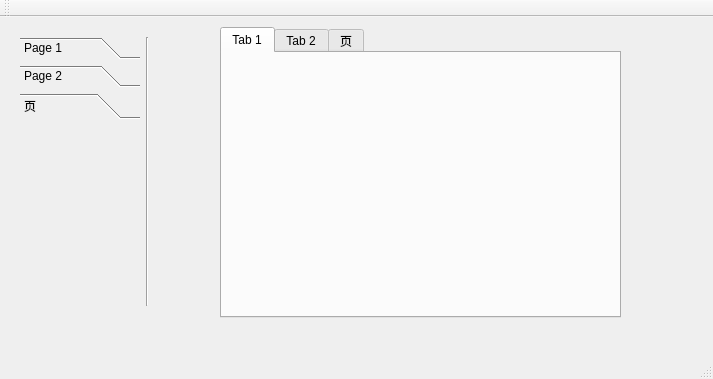
Qt form cbx-qt-pro-stub/samp4_7cbx/mainwindow.ui (caobinxin/qt5) before a commit.
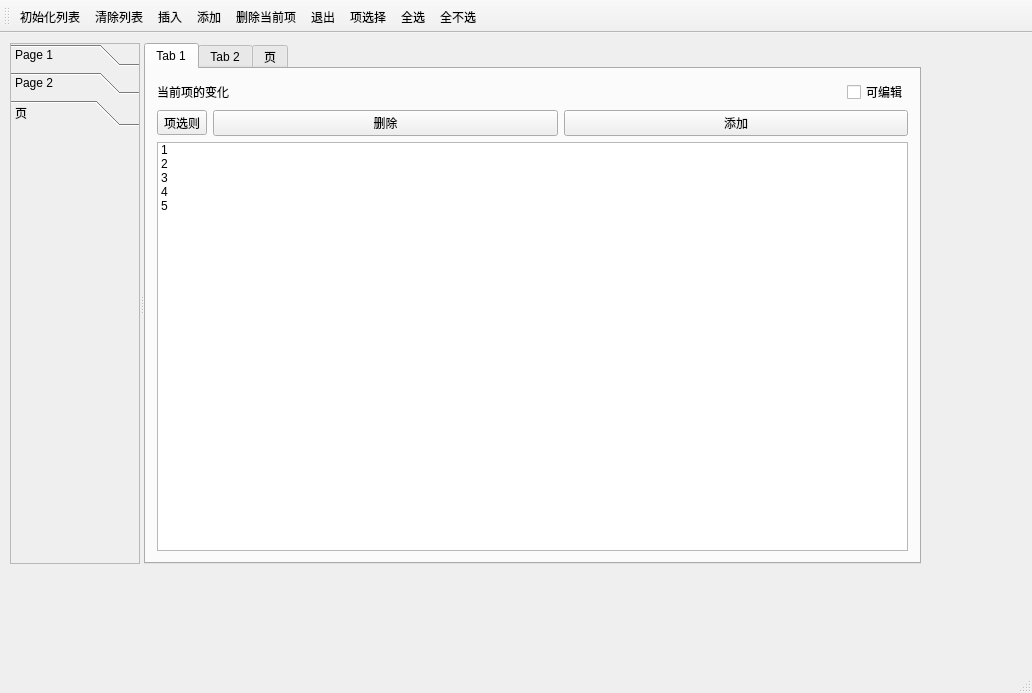
The same form after that commit. The open tabs and pages were chosen to show the change.

```diff
--- a/cbx-qt-pro-stub/samp4_7cbx/mainwindow.ui
+++ b/cbx-qt-pro-stub/samp4_7cbx/mainwindow.ui
@@ -6,54 +6,42 @@
    <rect>
     <x>0</x>
     <y>0</y>
-    <width>713</width>
-    <height>379</height>
+    <width>1032</width>
+    <height>693</height>
    </rect>
   </property>
   <property name="windowTitle">
    <string>MainWindow</string>
   </property>
   <widget class="QWidget" name="centralWidget">
-   <widget class="QTabWidget" name="tabWidget">
+   <widget class="QSplitter" name="splitter_2">
     <property name="geometry">
      <rect>
-      <x>220</x>
+      <x>10</x>
       <y>10</y>
-      <width>401</width>
-      <height>291</height>
+      <width>911</width>
+      <height>521</height>
      </rect>
     </property>
-    <property name="currentIndex">
-     <number>2</number>
+    <property name="orientation">
+     <enum>Qt::Horizontal</enum>
     </property>
-    <widget class="QWidget" name="tab">
-     <attribute name="title">
-      <string>Tab 1</string>
-     </attribute>
-    </widget>
-    <widget class="QWidget" name="tab_2">
-     <attribute name="title">
-      <string>Tab 2</string>
-     </attribute>
-    </widget>
-    <widget class="QWidget" name="tab_3">
-     <attribute name="title">
-      <string>页</string>
-     </attribute>
-    </widget>
-   </widget>
-   <widget class="QWidget" name="">
-    <property name="geometry">
-     <rect>
-      <x>9</x>
-      <y>9</y>
-      <width>151</width>
-      <height>291</height>
-     </rect>
-    </property>
-    <layout class="QHBoxLayout" name="horizontalLayout">
-     <item>
       <widget class="QToolBox" name="toolBox">
+     <property name="minimumSize">
+      <size>
+       <width>130</width>
+       <height>0</height>
+      </size>
+     </property>
+     <property name="maximumSize">
+      <size>
+       <width>130</width>
+       <height>16777215</height>
+      </size>
+     </property>
+     <property name="frameShape">
+      <enum>QFrame::StyledPanel</enum>
+     </property>
        <property name="currentIndex">
         <number>0</number>
        </property>
@@ -122,20 +110,142 @@
         </attribute>
        </widget>
        <widget class="QWidget" name="page_3">
+      <property name="geometry">
+       <rect>
+        <x>0</x>
+        <y>0</y>
+        <width>128</width>
+        <height>420</height>
+       </rect>
+      </property>
         <attribute name="label">
          <string>页</string>
         </attribute>
        </widget>
       </widget>
+    <widget class="QTabWidget" name="tabWidget">
+     <property name="tabPosition">
+      <enum>QTabWidget::North</enum>
+     </property>
+     <property name="tabShape">
+      <enum>QTabWidget::Rounded</enum>
+     </property>
+     <property name="currentIndex">
+      <number>0</number>
+     </property>
+     <widget class="QWidget" name="tab">
+      <attribute name="title">
+       <string>Tab 1</string>
+      </attribute>
+      <layout class="QHBoxLayout" name="horizontalLayout_3">
+       <item>
+        <layout class="QVBoxLayout" name="verticalLayout">
+         <item>
+          <layout class="QHBoxLayout" name="horizontalLayout">
+           <item>
+            <widget class="QLabel" name="labelCurrentChangedItem">
+             <property name="text">
+              <string>当前项的变化</string>
+             </property>
+            </widget>
      </item>
      <item>
-      <widget class="Line" name="line">
+            <spacer name="horizontalSpacer">
        <property name="orientation">
-        <enum>Qt::Vertical</enum>
-       </property>
+              <enum>Qt::Horizontal</enum>
+             </property>
+             <property name="sizeHint" stdset="0">
+              <size>
+               <width>208</width>
+               <height>20</height>
+              </size>
+             </property>
+            </spacer>
+           </item>
+           <item>
+            <widget class="QCheckBox" name="checkBox">
+             <property name="text">
+              <string>可编辑</string>
+             </property>
       </widget>
      </item>
     </layout>
+         </item>
+         <item>
+          <layout class="QHBoxLayout" name="horizontalLayout_2">
+           <item>
+            <widget class="QToolButton" name="tBtnSelectItem">
+             <property name="minimumSize">
+              <size>
+               <width>46</width>
+               <height>0</height>
+              </size>
+             </property>
+             <property name="text">
+              <string>项选则</string>
+             </property>
+            </widget>
+           </item>
+           <item>
+            <widget class="QPushButton" name="pushButton_2">
+             <property name="text">
+              <string>删除</string>
+             </property>
+            </widget>
+           </item>
+           <item>
+            <widget class="QPushButton" name="pushButton_3">
+             <property name="text">
+              <string>添加</string>
+             </property>
+            </widget>
+           </item>
+          </layout>
+         </item>
+         <item>
+          <widget class="QListWidget" name="listWidget">
+           <item>
+            <property name="text">
+             <string>1</string>
+            </property>
+           </item>
+           <item>
+            <property name="text">
+             <string>2</string>
+            </property>
+           </item>
+           <item>
+            <property name="text">
+             <string>3</string>
+            </property>
+           </item>
+           <item>
+            <property name="text">
+             <string>4</string>
+            </property>
+           </item>
+           <item>
+            <property name="text">
+             <string>5</string>
+            </property>
+           </item>
+          </widget>
+         </item>
+        </layout>
+       </item>
+      </layout>
+     </widget>
+     <widget class="QWidget" name="tab_2">
+      <attribute name="title">
+       <string>Tab 2</string>
+      </attribute>
+     </widget>
+     <widget class="QWidget" name="tab_3">
+      <attribute name="title">
+       <string>页</string>
+      </attribute>
+     </widget>
+    </widget>
    </widget>
   </widget>
   <widget class="QMenuBar" name="menuBar">
@@ -155,6 +265,15 @@
    <attribute name="toolBarBreak">
     <bool>false</bool>
    </attribute>
+   <addaction name="actInitList"/>
+   <addaction name="actClear"/>
+   <addaction name="actInsert"/>
+   <addaction name="actAdd"/>
+   <addaction name="actDelete"/>
+   <addaction name="actExit"/>
+   <addaction name="actItemSeclect"/>
+   <addaction name="actAllSelect"/>
+   <addaction name="actNoAllSelect"/>
   </widget>
   <widget class="QStatusBar" name="statusBar"/>
   <action name="actionQListWidget">
@@ -165,6 +284,56 @@
     <string>QListWidget操作</string>
    </property>
   </action>
+  <action name="actInitList">
+   <property name="text">
+    <string>初始化列表</string>
+   </property>
+  </action>
+  <action name="actClear">
+   <property name="text">
+    <string>清除列表</string>
+   </property>
+  </action>
+  <action name="actInsert">
+   <property name="text">
+    <string>插入</string>
+   </property>
+  </action>
+  <action name="actAdd">
+   <property name="text">
+    <string>添加</string>
+   </property>
+  </action>
+  <action name="actDelete">
+   <property name="text">
+    <string>删除当前项</string>
+   </property>
+  </action>
+  <action name="actAllSelect">
+   <property name="text">
+    <string>全选</string>
+   </property>
+  </action>
+  <action name="actNoAllSelect">
+   <property name="text">
+    <string>全不选</string>
+   </property>
+  </action>
+  <action name="actInSeclet">
+   <property name="text">
+    <string>反选</string>
+   </property>
+  </action>
+  <action name="actExit">
+   <property name="text">
+    <string>退出</string>
+   </property>
+  </action>
+  <action name="actItemSeclect">
+   <property name="text">
+    <string>项选择</string>
+   </property>
+  </action>
  </widget>
  <layoutdefault spacing="6" margin="11"/>
  <resources/>
```
Left out of the diff: 61 changed lines with no effect on the pictures. Lines whose indentation alone changed are shown as unchanged.
